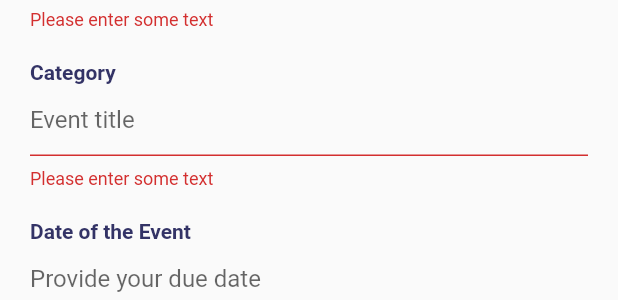
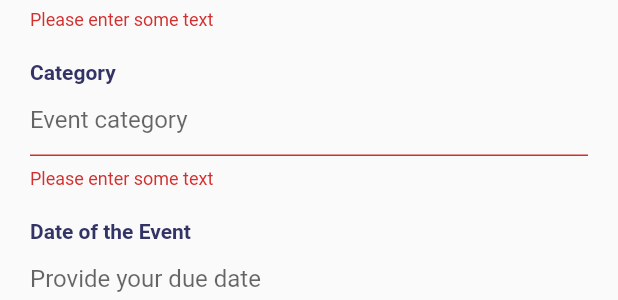
Before and after one commit to abishaan/Reminder, a Flutter app: the CreateEventWidget widget shown alone on an empty page, opened directly, after a tap on "ADD", on a phone screen of 412 x 824 dp. Shown: the part 288-588 px from the top of the screen. Run offline on Flutter 3.47's test engine with Material 2 defaults, Android fonts, the phone set to English and light mode, and no system bars; our stand-ins replace cloud_firestore, material_design_icons_flutter, table_calendar; accounts and stored records are empty.

Commit message:
event_screen: working crud

```diff
--- a/lib/main.dart
+++ b/lib/main.dart
@@ -8,8 +8,8 @@ import 'package:reminder/screens/event_screen/create_event_widget.dart';
 void main() => runApp(ReminderApp());
 
 var themeData = ThemeData(
+  accentColor: ThemeColor.primary,
   primaryColor: ThemeColor.primaryAccent,
-  accentColor: ThemeColor.primary,
 );
 
 class ReminderApp extends StatefulWidget {
--- a/lib/screens/event_screen/create_event_widget.dart
+++ b/lib/screens/event_screen/create_event_widget.dart
@@ -1,3 +1,4 @@
+import 'package:cloud_firestore/cloud_firestore.dart';
 import 'package:flutter/material.dart';
 import 'package:intl/intl.dart';
 import 'package:reminder/api/event_api.dart';
@@ -15,9 +16,10 @@ class CreateEventWidget extends StatefulWidget {
 }
 
 class _CreateEventWidgetState extends State<CreateEventWidget> {
+  DocumentReference _reference;
   String _eventTitle;
   String _eventDescription;
-  String _eventCategory = "work";
+  String _eventCategory;
   DateTime _eventDate;
   TimeOfDay _eventTime;
 
@@ -26,6 +28,7 @@ class _CreateEventWidgetState extends State<CreateEventWidget> {
   @override
   void initState() {
     if (widget.isEditMode) {
+    _reference = widget.event.reference;
     _eventTitle = widget.event.title;
     _eventDescription = widget.event.description;
     _eventCategory = widget.event.category;
@@ -36,14 +39,16 @@ class _CreateEventWidgetState extends State<CreateEventWidget> {
     super.initState();
     }
 
-  Future<DateTime> _inputRemindDate(BuildContext context) => showDatePicker(
+  Future<DateTime> _inputRemindDate(BuildContext context) =>
+      showDatePicker(
         context: context,
         firstDate: DateTime(2020),
         lastDate: DateTime(2025),
         initialDate: widget.isEditMode ? _eventDate : DateTime.now(),
       );
 
-  Future<TimeOfDay> _inputRemindTime(BuildContext context) => showTimePicker(
+  Future<TimeOfDay> _inputRemindTime(BuildContext context) =>
+      showTimePicker(
         context: context,
         initialTime: widget.isEditMode ? _eventTime : TimeOfDay.now(),
       );
@@ -55,6 +60,7 @@ class _CreateEventWidgetState extends State<CreateEventWidget> {
       EventAPI eventAPI = new EventAPI();
       if (_eventDate != null && _eventTime != null) {
         RemindEvent event = new RemindEvent(
+            reference: _reference,
             title: _eventTitle,
             description: _eventDescription,
             category: _eventCategory,
@@ -63,6 +69,8 @@ class _CreateEventWidgetState extends State<CreateEventWidget> {
 
         if (event != null) {
           if (widget.isEditMode) {
+            print('----------------' + widget.event.toJson().toString());
+
             eventAPI.updateEvent(event);
           } else {
             eventAPI.addEvent(event);
@@ -85,8 +93,13 @@ class _CreateEventWidgetState extends State<CreateEventWidget> {
   @override
   Widget build(BuildContext context) {
     return Container(
-      padding: EdgeInsets.fromLTRB(20,20,20,10),
+      padding: EdgeInsets.fromLTRB(20, 20, 20, 10),
       child: SingleChildScrollView(
+        padding:
+        EdgeInsets.only(bottom: MediaQuery
+            .of(context)
+            .viewInsets
+            .bottom),
         child: Form(
           key: _formKey,
           child: Column(
@@ -95,7 +108,7 @@ class _CreateEventWidgetState extends State<CreateEventWidget> {
             children: <Widget>[
               _textLabel('Title'),
               TextFormField(
-                initialValue: _eventTitle == null ? null : _eventTitle,
+                initialValue: _eventTitle != null ? _eventTitle : null,
                 decoration: InputDecoration(
                   hintText: 'Event title',
                 ),
@@ -111,7 +124,7 @@ class _CreateEventWidgetState extends State<CreateEventWidget> {
               _textLabel('Description'),
               TextFormField(
                 initialValue:
-                    _eventDescription == null ? null : _eventDescription,
+                _eventDescription != null ? _eventDescription : null,
                 decoration: InputDecoration(
                   hintText: 'Describe your task',
                 ),
@@ -126,14 +139,14 @@ class _CreateEventWidgetState extends State<CreateEventWidget> {
               ),
               _textLabel('Category'),
               TextFormField(
-                initialValue: _eventTitle == null ? null : _eventTitle,
+                initialValue: _eventCategory != null ? _eventCategory : null,
                 decoration: InputDecoration(
-                  hintText: 'Event title',
+                  hintText: 'Event category',
                 ),
                 validator: (value) =>
                 value.isEmpty ? 'Please enter some text' : null,
                 onSaved: (value) {
-                  _eventTitle = value;
+                  _eventCategory = value;
                 },
               ),
               SizedBox(
@@ -177,7 +190,7 @@ class _CreateEventWidgetState extends State<CreateEventWidget> {
                 alignment: Alignment.bottomRight,
                 child: OutlineButton(
                   child: Text(
-                    !widget.isEditMode ? 'ADD' : 'UPDATE',
+                    widget.isEditMode ? 'UPDATE' : 'ADD',
                     style: TextStyle(
                         color: ThemeColor.primaryAccent,
                         fontSize: 18,
--- a/lib/screens/event_screen/event_screen.dart
+++ b/lib/screens/event_screen/event_screen.dart
@@ -56,7 +56,7 @@ class _EventScreenState extends State<EventScreen> {
     return StreamBuilder<QuerySnapshot>(
         stream: _eventAPI.getEvents(),
         builder: (context, snapshot) {
-          if (!snapshot.hasData) return CircularProgressIndicator();
+          if (!snapshot.hasData) return LinearProgressIndicator();
           return snapshot.data.documents.length > 0
               ? Expanded(
                   child: ListView(
```
Lines whose indentation alone changed are shown as unchanged.
